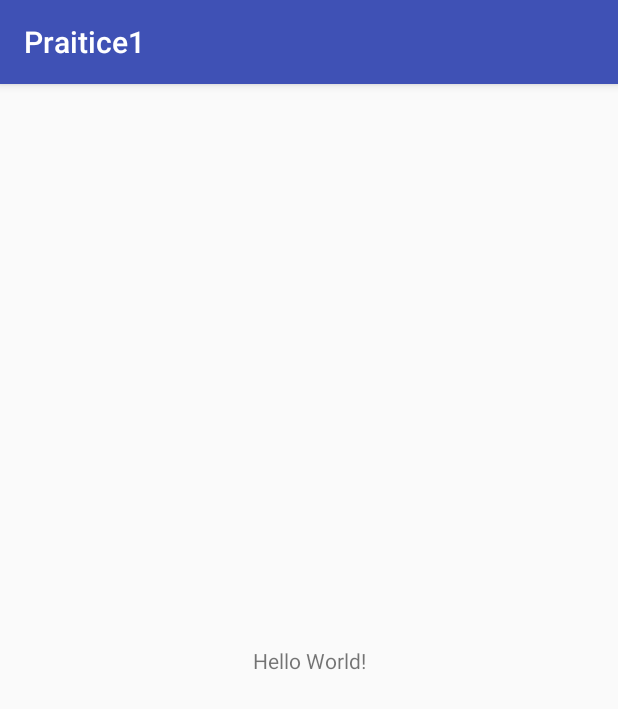
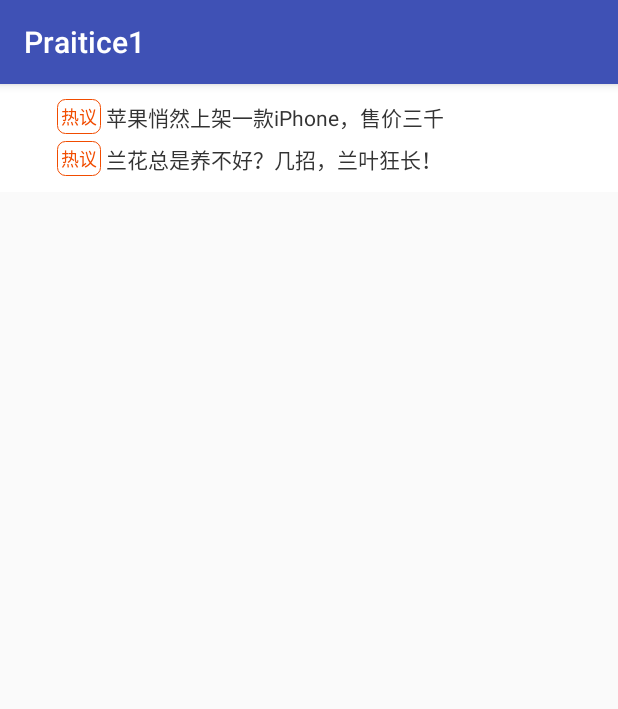
Before and after one commit to Liauner/AS_praitice, an Android app: the screen it shows after launch (MainActivity), on a phone screen of 412 x 824 dp. Shown: the top 709 px of the screen. Run offline under Robolectric (Android 15) with nearby library versions, the phone set to English and light mode, and no system bars.

Commit message:
P1 finish

```diff
--- a/P1/app/src/main/java/com/example/praitice1/MainActivity.java
+++ b/P1/app/src/main/java/com/example/praitice1/MainActivity.java
@@ -2,6 +2,8 @@ package com.example.praitice1;
 
 import android.support.v7.app.AppCompatActivity;
 import android.os.Bundle;
+import android.view.View;
+import android.widget.ViewFlipper;
 
 public class MainActivity extends AppCompatActivity {
 
@@ -9,5 +11,10 @@ public class MainActivity extends AppCompatActivity {
     protected void onCreate(Bundle savedInstanceState) {
         super.onCreate(savedInstanceState);
         setContentView(R.layout.activity_main);
+        ViewFlipper vf=(ViewFlipper) findViewById(R.id.vf);
+        vf.addView(View.inflate(this,R.layout.view_advertisement01,null));
+        vf.addView(View.inflate(this,R.layout.view_advertisement02,null));
+        vf.addView(View.inflate(this,R.layout.view_advertisement03,null));
+
     }
 }
--- /dev/null
+++ b/P1/app/src/main/res/drawable/marqueeview_bg.xml
@@ -0,0 +1,8 @@
+<?xml version="1.0" encoding="utf-8"?>
+<shape android:shape="rectangle"
+    xmlns:android="http://schemas.android.com/apk/res/android">
+    <corners android:radius="5dp"/>
+    <stroke android:color="#F14C00" android:width="0.1dp"/>
+    <solid android:color="#fff"/>
+    <padding android:top="3dp" android:right="3dp" android:left="3dp" android:bottom="3dp"/>
+</shape>
--- a/P1/app/src/main/res/layout/activity_main.xml
+++ b/P1/app/src/main/res/layout/activity_main.xml
@@ -1,18 +1,24 @@
 <?xml version="1.0" encoding="utf-8"?>
-<android.support.constraint.ConstraintLayout xmlns:android="http://schemas.android.com/apk/res/android"
-    xmlns:app="http://schemas.android.com/apk/res-auto"
-    xmlns:tools="http://schemas.android.com/tools"
+<RelativeLayout xmlns:android="http://schemas.android.com/apk/res/android"
     android:layout_width="match_parent"
     android:layout_height="match_parent"
-    tools:context=".MainActivity">
 
-    <TextView
-        android:layout_width="wrap_content"
+    >
+
+    <ViewFlipper
+        android:id="@+id/vf"
+        android:layout_width="match_parent"
         android:layout_height="wrap_content"
-        android:text="Hello World!"
-        app:layout_constraintBottom_toBottomOf="parent"
-        app:layout_constraintLeft_toLeftOf="parent"
-        app:layout_constraintRight_toRightOf="parent"
-        app:layout_constraintTop_toTopOf="parent" />
+        android:autoStart="true"
+        android:background="#fff"
+        android:flipInterval="3000"
+        android:inAnimation="@layout/anim_marquee_in"
+        android:outAnimation="@layout/anim_marquee_out"
+        android:paddingLeft="30dp"
+        >
 
-</android.support.constraint.ConstraintLayout>
+    </ViewFlipper>
+
+
+
+</RelativeLayout>
--- /dev/null
+++ b/P1/app/src/main/res/layout/view_advertisement03.xml
@@ -0,0 +1,64 @@
+<?xml version="1.0" encoding="utf-8"?>
+<LinearLayout xmlns:android="http://schemas.android.com/apk/res/android"
+    android:layout_width="match_parent"
+    android:layout_height="match_parent"
+    android:padding="8dp"
+    android:orientation="vertical"
+    >
+    <LinearLayout
+        android:layout_width="wrap_content"
+        android:layout_height="wrap_content"
+        android:gravity="center_vertical"
+        android:orientation="horizontal"
+        >
+        <TextView
+            android:layout_width="match_parent"
+            android:layout_height="wrap_content"
+            android:background="@drawable/marqueeview_bg"
+            android:text="热议"
+            android:textColor="#F14C00"
+            android:textSize="12sp"
+            />
+        <TextView
+            android:layout_width="wrap_content"
+            android:layout_height="wrap_content"
+            android:ellipsize="end"
+            android:padding="3dp"
+            android:singleLine="true"
+            android:text="苹果悄然上架一款iPhone，售价三千"
+            android:textColor="#333"
+            android:textSize="14sp"
+
+            />
+    </LinearLayout>
+    <LinearLayout
+        android:layout_width="wrap_content"
+        android:layout_height="wrap_content"
+        android:gravity="center_vertical"
+        android:orientation="horizontal"
+        >
+        <TextView
+            android:layout_width="match_parent"
+            android:layout_height="wrap_content"
+            android:background="@drawable/marqueeview_bg"
+            android:text="热议"
+            android:textColor="#F14C00"
+            android:textSize="12sp"
+            />
+        <TextView
+            android:layout_width="wrap_content"
+            android:layout_height="wrap_content"
+            android:ellipsize="end"
+            android:padding="3dp"
+            android:singleLine="true"
+            android:text="兰花总是养不好？几招，兰叶狂长！"
+            android:textColor="#333"
+            android:textSize="14sp"
+
+            />
+    </LinearLayout>
+
+
+
+
+</LinearLayout>
```
Also changed, not shown: P1/app/src/main/res/layout/anim_marquee_in.xml (added, +8 -0 lines), P1/app/src/main/res/layout/anim_marquee_out.xml (added, +8 -0 lines), P1/app/src/main/res/layout/view_advertisement01.xml (added, +65 -0 lines), P1/app/src/main/res/layout/view_advertisement02.xml (added, +64 -0 lines), 2 other files.
